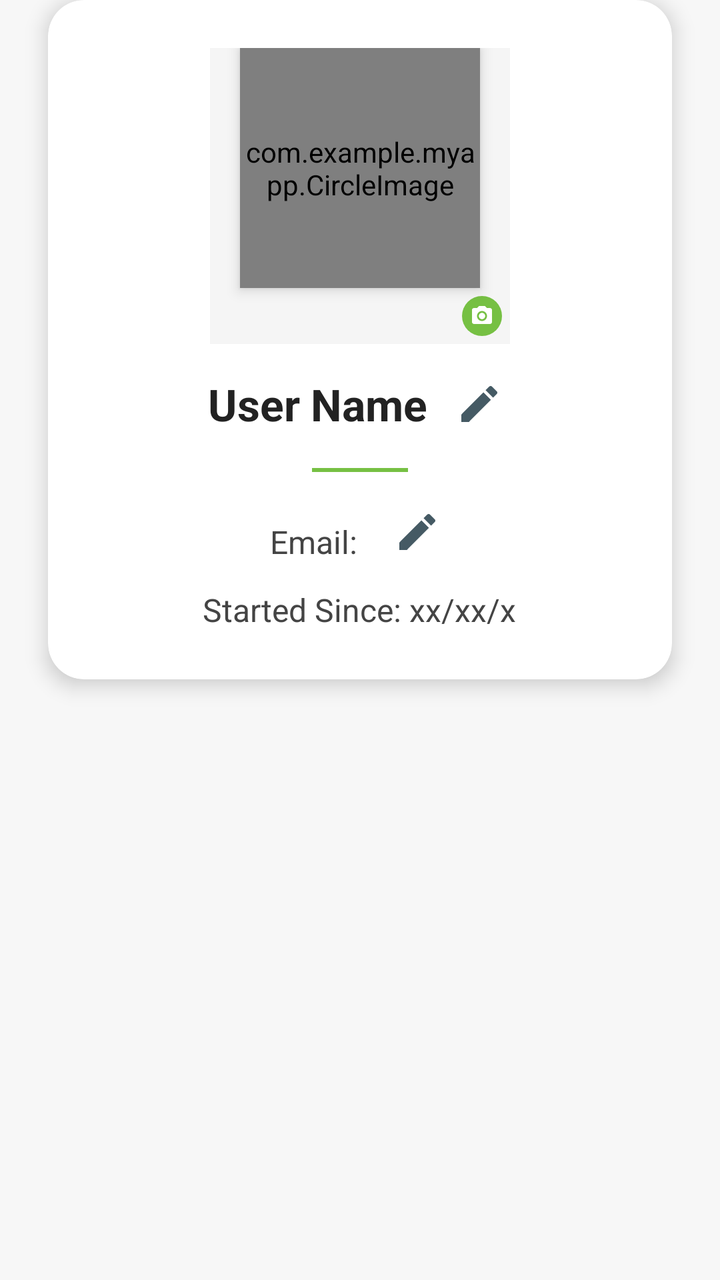
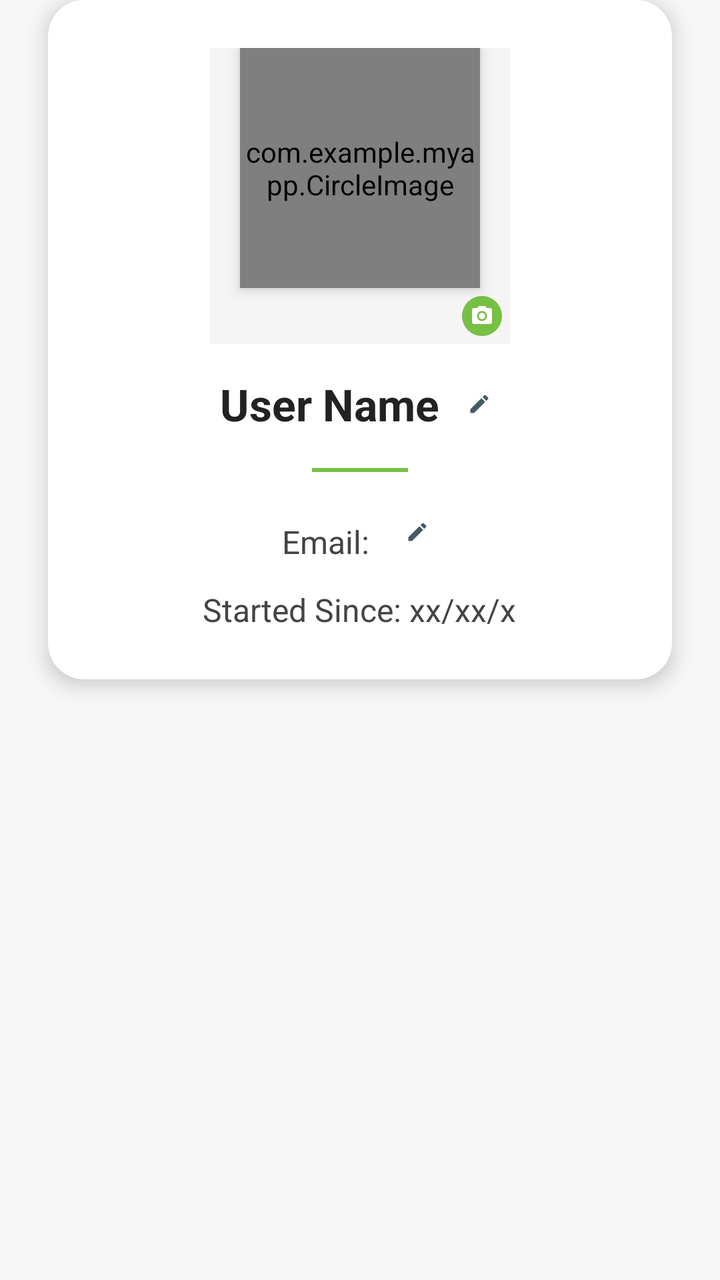

An Android layout rendered at two revisions. The XML below is the earlier revision; the diff shows what the commit changed to produce the second picture.
<!-- AndroidManifest.xml: application theme Theme.MyApp -->
<!-- res/layout/fragment_profile_activity.xml -->
<?xml version="1.0" encoding="utf-8"?>
<androidx.constraintlayout.widget.ConstraintLayout xmlns:android="http://schemas.android.com/apk/res/android"
    xmlns:app="http://schemas.android.com/apk/res-auto"
    xmlns:tools="http://schemas.android.com/tools"
    android:layout_width="match_parent"
    android:layout_height="match_parent"
    android:background="#F7F7F7">

    <androidx.cardview.widget.CardView
        android:layout_width="match_parent"
        android:layout_height="wrap_content"
        android:layout_margin="24dp"
        app:cardCornerRadius="18dp"
        app:cardElevation="6dp"
        app:cardBackgroundColor="@android:color/white"
        tools:ignore="MissingConstraints">

        <LinearLayout
            android:layout_width="match_parent"
            android:layout_height="wrap_content"
            android:orientation="vertical"
            android:padding="24dp"
            android:gravity="center_horizontal">



            
            <LinearLayout
                android:id="@+id/image_placeholder"
                android:layout_width="150dp"
                android:layout_height="match_parent"
                android:orientation="vertical"
                android:gravity="center"
                android:background="#F5F5F5">

                
                <com.example.myapp.CircleImage
                    android:id="@+id/profile_image"
                    android:layout_width="120dp"
                    android:layout_height="120dp"
                    android:src="@drawable/ic_user"
                    android:scaleType="centerCrop"
                    android:elevation="4dp" >

                </com.example.myapp.CircleImage>
                
                <ImageView
                    android:layout_width="20dp"
                    android:layout_height="20dp"
                    android:src="@drawable/ic_camera"
                    android:layout_gravity="bottom|end"
                    android:layout_margin="4dp"
                    android:background="@drawable/camera_icon_background"
                    android:padding="4dp"
                    app:tint="#FFFFFF"/>

                
            </LinearLayout>
            <LinearLayout
                android:layout_width="360dp"
                android:layout_height="50dp"
                android:gravity="center">
                
                <TextView
                    android:id="@+id/Username"
                    android:layout_width="wrap_content"
                    android:layout_height="wrap_content"
                    android:text="User Name"
                    android:textColor="#222"
                    android:textSize="22sp"
                    android:textStyle="bold"
                    android:layout_marginTop="5dp" />
                <ImageView
                    android:id="@+id/editname"
                    android:layout_width="32dp"
                    android:layout_height="32dp"
                    android:layout_marginTop="5dp"
                    android:layout_marginLeft="10dp"
                    android:padding="4dp"
                    android:background="?attr/selectableItemBackgroundBorderless"
                    android:clickable="true"
                    android:focusable="true"
                    android:src="@drawable/ic_edit"
                    app:tint="#455A64" />
            </LinearLayout>


            
            <View
                android:layout_width="48dp"
                android:layout_height="2dp"
                android:background="#76C043"
                android:layout_marginTop="12dp"
                android:layout_gravity="center_horizontal" />
            <LinearLayout
                android:layout_width="360dp"
                android:layout_height="50dp"
                android:gravity="center">
                
                <TextView
                    android:id="@+id/User_email"
                    android:layout_width="wrap_content"
                    android:layout_height="wrap_content"
                    android:text="Email: "
                    android:textColor="#444"
                    android:textSize="16sp"
                    android:layout_marginTop="10dp" />
                <ImageView
                    android:id="@+id/editEmail"
                    android:layout_width="32dp"
                    android:layout_height="32dp"
                    android:layout_marginTop="5dp"
                    android:layout_marginLeft="10dp"
                    android:padding="4dp"
                    android:background="?attr/selectableItemBackgroundBorderless"
                    android:clickable="true"
                    android:focusable="true"
                    android:src="@drawable/ic_edit"
                    app:tint="#455A64" />
            </LinearLayout>



            
            <TextView
                android:id="@+id/User_started"
                android:layout_width="wrap_content"
                android:layout_height="wrap_content"
                android:text="Started Since: xx/xx/x"
                android:textColor="#444"
                android:textSize="16sp"
                android:layout_marginTop="8dp" />

        </LinearLayout>
    </androidx.cardview.widget.CardView>

</androidx.constraintlayout.widget.ConstraintLayout>
<!-- resources referenced by this layout -->
<resources>
  <!-- drawable camera_icon_background (drawable) -->
  <?xml version="1.0" encoding="utf-8"?>
  <shape xmlns:android="http://schemas.android.com/apk/res/android"
      android:shape="oval">
      <solid android:color="#76C043" />
  </shape>
  <!-- drawable ic_camera (drawable) -->
  <?xml version="1.0" encoding="utf-8"?>
  <vector xmlns:android="http://schemas.android.com/apk/res/android"
      android:width="24dp"
      android:height="24dp"
      android:viewportWidth="24"
      android:viewportHeight="24">
      <path
          android:fillColor="#FFFFFF"
          android:pathData="M12,12m-3.2,0a3.2,3.2 0,1 1,6.4 0a3.2,3.2 0,1 1,-6.4 0"/>
      <path
          android:fillColor="#FFFFFF"
          android:pathData="M9,2L7.17,4L4,4c-1.1,0 -2,0.9 -2,2v12c0,1.1 0.9,2 2,2h16c1.1,0 2,-0.9 2,-2L22,6c0,-1.1 -0.9,-2 -2,-2h-3.17L15,2L9,2zM12,17c-2.76,0 -5,-2.24 -5,-5s2.24,-5 5,-5 5,2.24 5,5 -2.24,5 -5,5z"/>
  </vector>
  <!-- drawable ic_edit (drawable) -->
  <vector xmlns:android="http://schemas.android.com/apk/res/android" android:height="24dp" android:tint="#000000" android:viewportHeight="24" android:viewportWidth="24" android:width="24dp">
        
      <path android:fillColor="@android:color/white" android:pathData="M3,17.25V21h3.75L17.81,9.94l-3.75,-3.75L3,17.25zM20.71,7.04c0.39,-0.39 0.39,-1.02 0,-1.41l-2.34,-2.34c-0.39,-0.39 -1.02,-0.39 -1.41,0l-1.83,1.83 3.75,3.75 1.83,-1.83z"/>
      
  </vector>
  <!-- drawable ic_user (drawable) -->
  <?xml version="1.0" encoding="utf-8"?>
  <vector xmlns:android="http://schemas.android.com/apk/res/android"
      android:width="24dp"
      android:height="24dp"
      android:viewportWidth="24"
      android:viewportHeight="24">
      <path
          android:fillColor="#000000"
          android:pathData="M12,12c2.21,0 4,-1.79 4,-4s-1.79,-4 -4,-4 -4,1.79 -4,4 1.79,4 4,4zM12,14c-2.67,0 -8,1.34 -8,4v2h16v-2c0,-2.66 -5.33,-4 -8,-4z"/>
  </vector>
  <style name="Theme.MyApp" parent="Theme.MaterialComponents.Light.NoActionBar">
          
          <item name="colorPrimary">#76C043</item>
          <item name="colorPrimaryVariant">#5A9A32</item>
          <item name="colorOnPrimary">@color/white</item>
          
          <item name="colorSecondary">#76C043</item>
          <item name="colorSecondaryVariant">#5A9A32</item>
          <item name="colorOnSecondary">@color/black</item>
          
          <item name="android:statusBarColor">?attr/colorPrimaryVariant</item>
          
          <item name="windowActionBar">false</item>
          <item name="windowNoTitle">true</item>
      </style>
  <color name="white">#FFFFFFFF</color>
  <color name="black">#FF000000</color>
</resources>

<!-- the commit's change to res/layout/fragment_profile_activity.xml (unified diff, before → after) -->
@@ -72,8 +72,8 @@
                     android:layout_marginTop="5dp" />
                 <ImageView
                     android:id="@+id/editname"
-                    android:layout_width="32dp"
-                    android:layout_height="32dp"
+                    android:layout_width="20dp"
+                    android:layout_height="20dp"
                     android:layout_marginTop="5dp"
                     android:layout_marginLeft="10dp"
                     android:padding="4dp"
@@ -107,8 +107,8 @@
                     android:layout_marginTop="10dp" />
                 <ImageView
                     android:id="@+id/editEmail"
-                    android:layout_width="32dp"
-                    android:layout_height="32dp"
+                    android:layout_width="20dp"
+                    android:layout_height="20dp"
                     android:layout_marginTop="5dp"
                     android:layout_marginLeft="10dp"
                     android:padding="4dp"
